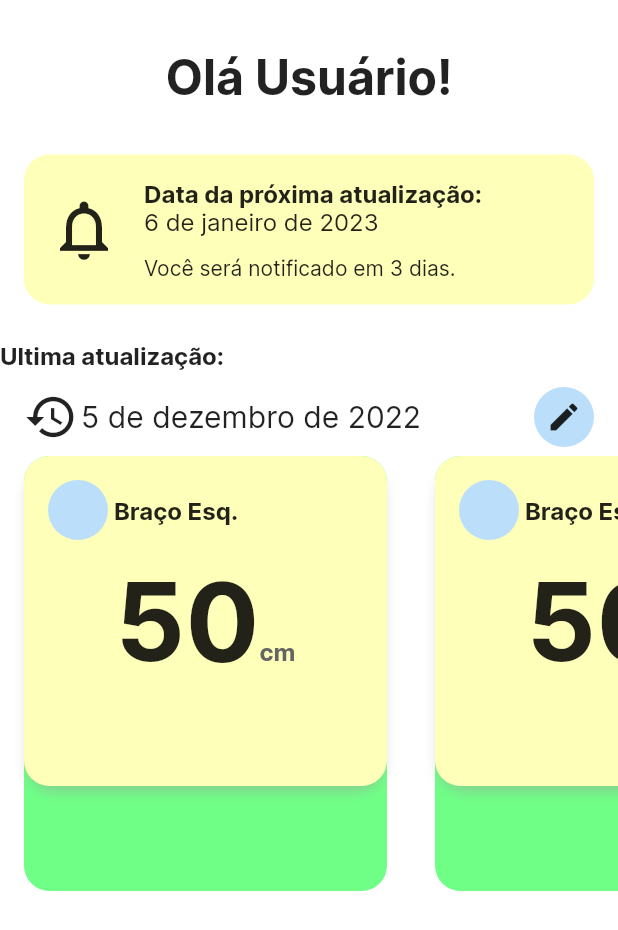
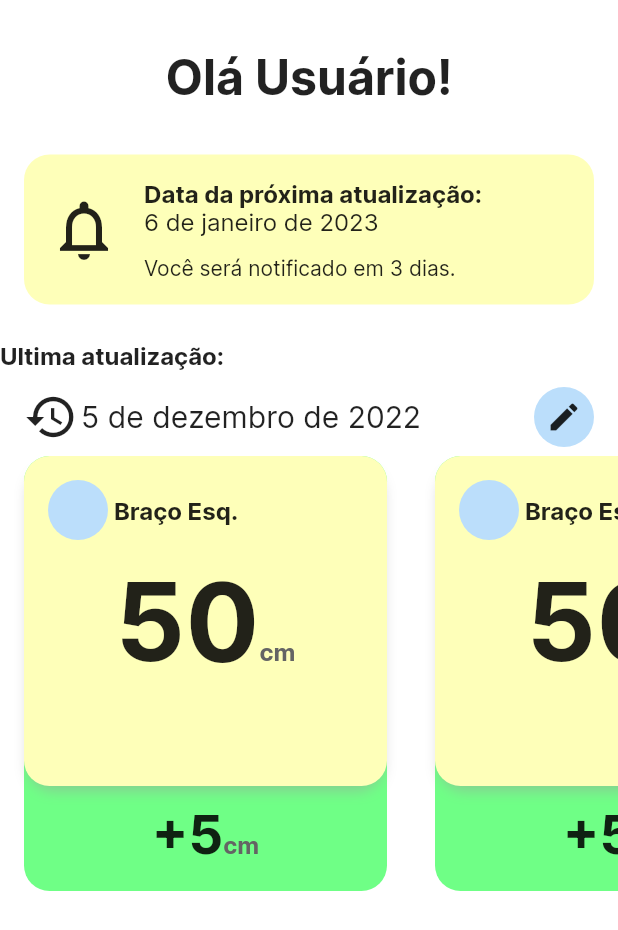
Before and after one commit to RodrigoUchoa001/workout-assistant, a Flutter app: the screen it shows after launch, on a phone screen of 412 x 824 dp. Shown: the top 930 px of the screen. Run offline on Flutter 3.47's test engine with Material 2 defaults, Android fonts, the phone set to English and light mode, and no system bars.

Commit message:
adicionado texto de diferença de medida

```diff
--- a/lib/widgets/container_de_exibicao_de_ultimas_medidas.dart
+++ b/lib/widgets/container_de_exibicao_de_ultimas_medidas.dart
@@ -47,7 +47,33 @@ class ContainerDeExibicaoDeUltimasMedidas extends StatelessWidget {
                     corDeFundo: const Color(0xFF6FFF86),
                     comprimento: 242,
                     altura: 290,
-                    conteudo: Container(),
+                    conteudo: Column(
+                      mainAxisAlignment: MainAxisAlignment.spaceBetween,
+                      children: [
+                        const SizedBox(),
+                        RichText(
+                          text: TextSpan(
+                            text: '+5',
+                            style: Theme.of(context)
+                                .textTheme
+                                .bodyMedium!
+                                .copyWith(
+                                  fontSize: 36,
+                                ),
+                            children: [
+                              TextSpan(
+                                text: 'cm',
+                                style: Theme.of(context)
+                                    .textTheme
+                                    .bodyMedium!
+                                    .copyWith(
+                                        color: Theme.of(context).disabledColor),
+                              ),
+                            ],
+                          ),
+                        ),
+                      ],
+                    ),
                   ),
                   ContainerDeInfo(
                     corDeFundo: Theme.of(context).primaryColor,
```
